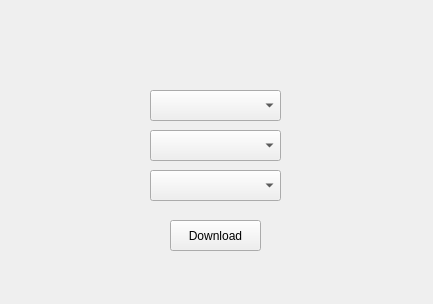
Before: the Qt Designer form src/mainwindow.ui in ServerLauncher/ServerLauncher, drawn with Qt 5.
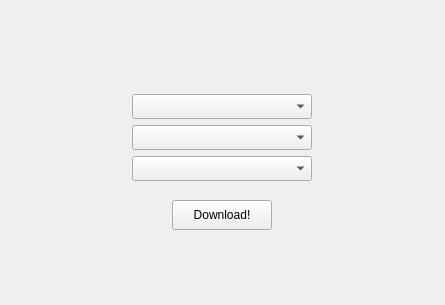
After: the same form once the commit is applied.

Commit message: feat: change UI layout composition

What changed in the file:
```diff
--- a/src/mainwindow.ui
+++ b/src/mainwindow.ui
@@ -6,57 +6,154 @@
    <rect>
     <x>0</x>
     <y>0</y>
-    <width>433</width>
-    <height>304</height>
+    <width>445</width>
+    <height>305</height>
    </rect>
   </property>
+  <property name="sizePolicy">
+   <sizepolicy hsizetype="Fixed" vsizetype="Fixed">
+    <horstretch>0</horstretch>
+    <verstretch>0</verstretch>
+   </sizepolicy>
+  </property>
   <property name="windowTitle">
    <string>MainWindow</string>
   </property>
   <widget class="QWidget" name="centralwidget">
-   <widget class="QComboBox" name="ver_comboBox">
-    <property name="geometry">
-     <rect>
-      <x>150</x>
-      <y>130</y>
-      <width>131</width>
-      <height>31</height>
-     </rect>
-    </property>
-   </widget>
-   <widget class="QComboBox" name="build_comboBox">
-    <property name="geometry">
-     <rect>
-      <x>150</x>
-      <y>170</y>
-      <width>131</width>
-      <height>31</height>
-     </rect>
-    </property>
-   </widget>
-   <widget class="QComboBox" name="loader_comboBox">
-    <property name="geometry">
-     <rect>
-      <x>150</x>
-      <y>90</y>
-      <width>131</width>
-      <height>31</height>
-     </rect>
-    </property>
-   </widget>
-   <widget class="QPushButton" name="pushButton">
-    <property name="geometry">
-     <rect>
-      <x>170</x>
-      <y>220</y>
-      <width>91</width>
-      <height>31</height>
-     </rect>
-    </property>
-    <property name="text">
-     <string>Download</string>
-    </property>
-   </widget>
+   <layout class="QVBoxLayout" name="verticalLayout">
+    <item>
+     <layout class="QVBoxLayout" name="build_verticalLayout">
+      <property name="sizeConstraint">
+       <enum>QLayout::SetDefaultConstraint</enum>
+      </property>
+      <item>
+       <spacer name="build_verticalSpacer_up">
+        <property name="orientation">
+         <enum>Qt::Vertical</enum>
+        </property>
+        <property name="sizeType">
+         <enum>QSizePolicy::Preferred</enum>
+        </property>
+        <property name="sizeHint" stdset="0">
+         <size>
+          <width>33</width>
+          <height>85</height>
+         </size>
+        </property>
+       </spacer>
+      </item>
+      <item alignment="Qt::AlignHCenter">
+       <widget class="QComboBox" name="loader_comboBox">
+        <property name="sizePolicy">
+         <sizepolicy hsizetype="Minimum" vsizetype="Fixed">
+          <horstretch>0</horstretch>
+          <verstretch>0</verstretch>
+         </sizepolicy>
+        </property>
+        <property name="minimumSize">
+         <size>
+          <width>180</width>
+          <height>25</height>
+         </size>
+        </property>
+        <property name="layoutDirection">
+         <enum>Qt::LeftToRight</enum>
+        </property>
+       </widget>
+      </item>
+      <item alignment="Qt::AlignHCenter">
+       <widget class="QComboBox" name="version_comboBox">
+        <property name="sizePolicy">
+         <sizepolicy hsizetype="Minimum" vsizetype="Fixed">
+          <horstretch>0</horstretch>
+          <verstretch>0</verstretch>
+         </sizepolicy>
+        </property>
+        <property name="minimumSize">
+         <size>
+          <width>180</width>
+          <height>25</height>
+         </size>
+        </property>
+        <property name="layoutDirection">
+         <enum>Qt::LeftToRight</enum>
+        </property>
+       </widget>
+      </item>
+      <item alignment="Qt::AlignHCenter">
+       <widget class="QComboBox" name="build_comboBox">
+        <property name="sizePolicy">
+         <sizepolicy hsizetype="Minimum" vsizetype="Fixed">
+          <horstretch>0</horstretch>
+          <verstretch>0</verstretch>
+         </sizepolicy>
+        </property>
+        <property name="minimumSize">
+         <size>
+          <width>180</width>
+          <height>25</height>
+         </size>
+        </property>
+        <property name="layoutDirection">
+         <enum>Qt::LeftToRight</enum>
+        </property>
+       </widget>
+      </item>
+      <item>
+       <spacer name="build_verticalSpacer_down">
+        <property name="orientation">
+         <enum>Qt::Vertical</enum>
+        </property>
+        <property name="sizeType">
+         <enum>QSizePolicy::Fixed</enum>
+        </property>
+        <property name="sizeHint" stdset="0">
+         <size>
+          <width>20</width>
+          <height>13</height>
+         </size>
+        </property>
+       </spacer>
+      </item>
+     </layout>
+    </item>
+    <item>
+     <layout class="QVBoxLayout" name="download_verticalLayout">
+      <item alignment="Qt::AlignHCenter">
+       <widget class="QPushButton" name="download_button">
+        <property name="sizePolicy">
+         <sizepolicy hsizetype="Fixed" vsizetype="Fixed">
+          <horstretch>0</horstretch>
+          <verstretch>0</verstretch>
+         </sizepolicy>
+        </property>
+        <property name="minimumSize">
+         <size>
+          <width>100</width>
+          <height>30</height>
+         </size>
+        </property>
+        <property name="text">
+         <string>Download!</string>
+        </property>
+       </widget>
+      </item>
+      <item>
+       <spacer name="download_verticalSpacer">
+        <property name="orientation">
+         <enum>Qt::Vertical</enum>
+        </property>
+        <property name="sizeHint" stdset="0">
+         <size>
+          <width>20</width>
+          <height>35</height>
+         </size>
+        </property>
+       </spacer>
+      </item>
+     </layout>
+    </item>
+   </layout>
   </widget>
  </widget>
  <resources/>
```
